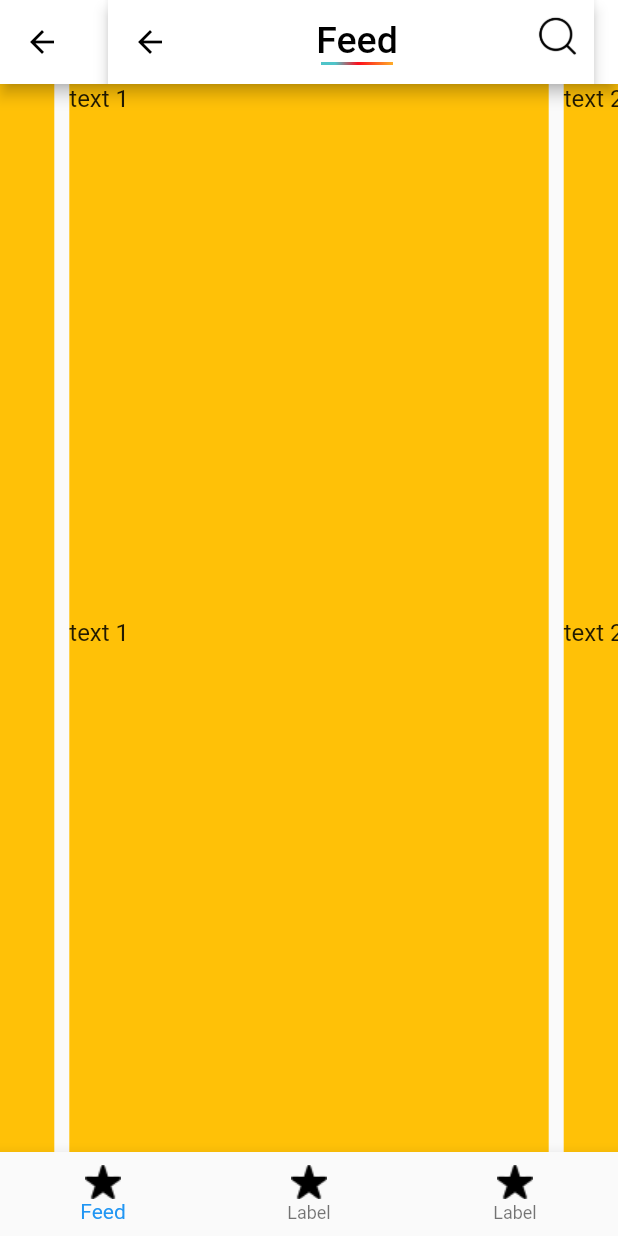
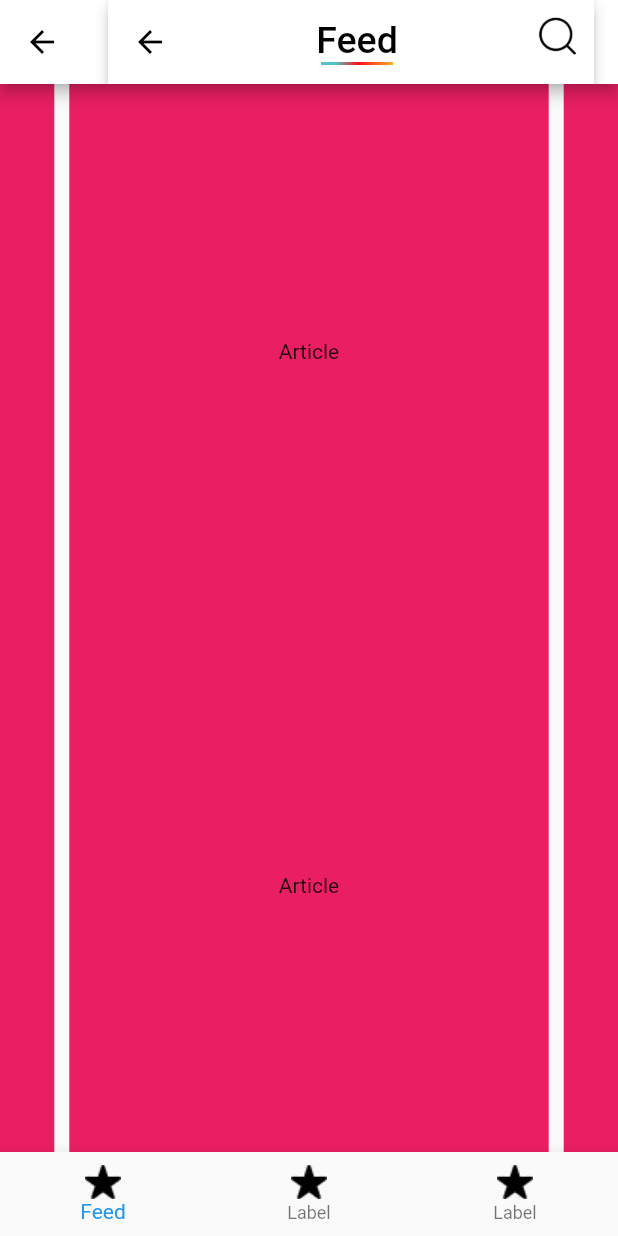
Before and after one commit to feyzaeda/sertifier_demo_project, a Flutter app: the feedPage screen opened directly, on a phone screen of 412 x 824 dp. Run offline on Flutter 3.47's test engine with Material 2 defaults, Android fonts, the phone set to English and light mode, and no system bars; drawn by our look-alikes of carousel_slider.

Commit message:
changed carouselSliderComponent

```diff
--- a/lib/components/carouselSliderComponent.dart
+++ b/lib/components/carouselSliderComponent.dart
@@ -1,3 +1,5 @@
+import 'dart:convert';
+
 import 'package:flutter/material.dart';
 import 'package:carousel_slider/carousel_slider.dart';
 
@@ -9,6 +11,7 @@ class carouselSliderComponent extends StatefulWidget{
 
 class carouselSliderComponentState extends State<carouselSliderComponent> {
   List<String> exampleList = ['deneme1', 'deneme2', 'deneme3', 'deneme4','deneme5'];
+  var data;
   @override
   Widget build(BuildContext context) {
     return CarouselSlider(
@@ -20,9 +23,28 @@ class carouselSliderComponentState extends State<carouselSliderComponent> {
                 width: MediaQuery.of(context).size.width,
                 margin: EdgeInsets.symmetric(horizontal: 5.0),
                 decoration: BoxDecoration(
-                    color: Colors.amber
+                    color: Colors.pink
                 ),
-                child: Text('text $i', style: TextStyle(fontSize: 16.0),)
+                child: Center(
+                  child: FutureBuilder(
+                    future: DefaultAssetBundle.of(context).loadString("assets/data/appData.json"),
+                    builder: (context,snapshot){
+                      var myData = jsonDecode(snapshot.data.toString());
+                      if(myData == null){
+                        return Center(
+                          child: Text("loading"),
+                        );
+                      }
+                      else{
+                        return Center(
+                            child:
+                            //Text(myData["user"]["name"]),
+                            Text(myData["upperFeed"][0]["type"])
+                        );
+                      }
+                    },
+                  ),
+                )
             );
           },
         );
--- a/lib/main.dart
+++ b/lib/main.dart
@@ -23,6 +23,6 @@ class MainPage extends StatefulWidget {
 class _MainPageState extends State<MainPage> {
   @override
   Widget build(BuildContext context) {
-    return feedDetailPage();
+    return feedPage();
   }
 }
--- a/lib/screens/feedDetailPage.dart
+++ b/lib/screens/feedDetailPage.dart
@@ -18,6 +18,7 @@ class feedDetailPageState extends State<feedDetailPage> {
         future: DefaultAssetBundle.of(context).loadString("assets/data/appData.json"),
         builder: (context,snapshot){
           var myData = jsonDecode(snapshot.data.toString());
+
           if(myData == null){
             return Center(
               child: Text("loading"),
```
